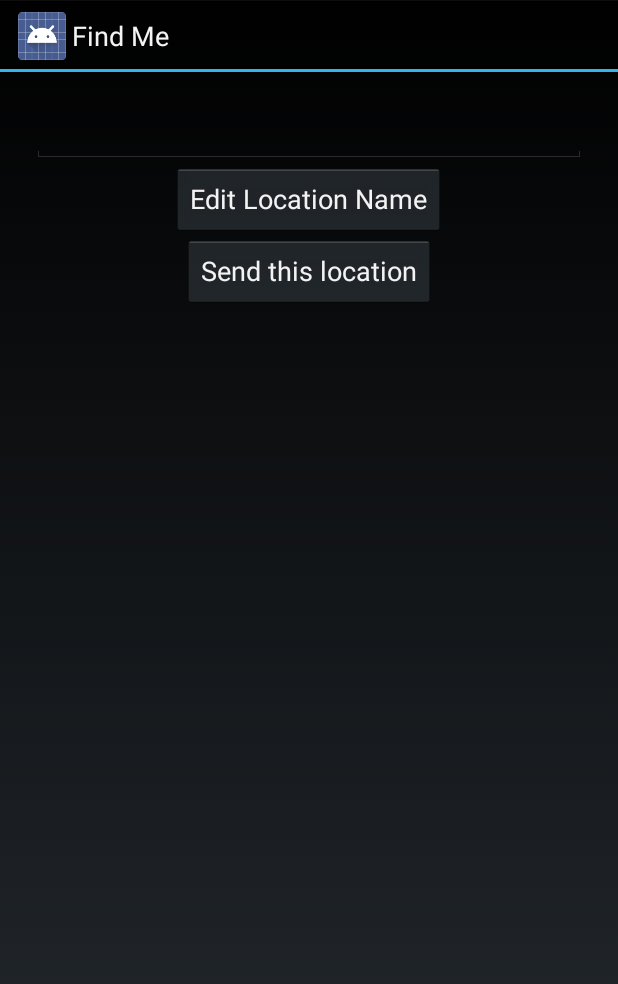
After one commit to stellasu/Find-Me, an Android app: the layout fragment_get_location_record_dialog.xml on its own in the app's theme, with its tools: preview values and no code run, on a phone screen of 412 x 824 dp. The commit adds this screen. Shown: the top 984 px of the screen. Run offline under Robolectric (Android 15) with nearby library versions, the phone set to English and light mode, and no system bars.

Commit message:
GetLocationRecordDialog

```diff
--- a/app/src/main/res/layout/activity_saved_location.xml
+++ b/app/src/main/res/layout/activity_saved_location.xml
@@ -10,7 +10,8 @@
         android:layout_width="wrap_content"
         android:layout_height="wrap_content"
         android:id="@+id/mainText"
-        android:text="Saved Locations" />
+        android:text="Saved Locations"
+        android:textStyle="bold"/>
 
     <ListView
         android:layout_width="wrap_content"
--- /dev/null
+++ b/app/src/main/res/layout/fragment_get_location_record_dialog.xml
@@ -0,0 +1,65 @@
+<RelativeLayout xmlns:android="http://schemas.android.com/apk/res/android"
+    xmlns:tools="http://schemas.android.com/tools"
+    android:layout_width="match_parent"
+    android:layout_height="match_parent"
+    android:paddingLeft="@dimen/activity_horizontal_margin"
+    android:paddingRight="@dimen/activity_horizontal_margin"
+    android:paddingTop="@dimen/activity_vertical_margin"
+    android:paddingBottom="@dimen/activity_vertical_margin"
+    tools:context="com.example.biyaosu.findme.GetLocationRecordDialog">
+
+    <LinearLayout
+        android:layout_width="match_parent"
+        android:layout_height="match_parent"
+        android:orientation="vertical"
+        android:layout_margin="5dp">
+
+        <EditText
+            android:layout_width="match_parent"
+            android:layout_height="wrap_content"
+            android:id="@+id/savedLocationName"
+            android:layout_gravity="center_horizontal"
+            android:enabled="false"/>
+
+        <LinearLayout
+            android:layout_width="match_parent"
+            android:layout_height="wrap_content"
+            android:orientation="horizontal"
+            android:paddingLeft="5dp"
+            android:paddingRight="5dp"
+            android:visibility="gone"
+            android:id="@+id/buttonContainer">
+
+            <Button
+                android:layout_width="wrap_content"
+                android:layout_height="wrap_content"
+                android:text="Cancel"
+                android:id="@+id/cancelEditNameButton"
+                android:layout_gravity="center_vertical"/>
+
+            <Button
+                android:layout_width="wrap_content"
+                android:layout_height="wrap_content"
+                android:text="Save"
+                android:id="@+id/saveEditNameButton"
+                android:layout_gravity="center_vertical"/>
+
+            </LinearLayout>
+
+        <Button
+            android:layout_width="wrap_content"
+            android:layout_height="wrap_content"
+            android:text="Edit Location Name"
+            android:id="@+id/enableEditButton"
+            android:layout_gravity="center_horizontal"/>
+
+        <Button
+            android:layout_width="wrap_content"
+            android:layout_height="wrap_content"
+            android:text="Send this location"
+            android:id="@+id/sendSavedLocationButton"
+            android:layout_gravity="center_horizontal"/>
+
+    </LinearLayout>
+
+</RelativeLayout>
--- a/app/src/main/res/layout/row_layout.xml
+++ b/app/src/main/res/layout/row_layout.xml
@@ -11,7 +11,7 @@
         android:padding="10dp"
         android:textSize="18sp"
         android:textStyle="bold"
-        android:textColor="#ff00ff"
+        android:textColor="#ff000000"
         android:layout_alignParentLeft="true"
         android:layout_centerVertical="true"
         android:visibility="gone"/>
@@ -23,7 +23,7 @@
         android:padding="10dp"
         android:textSize="18sp"
         android:textStyle="bold"
-        android:textColor="#ff00ff"
+        android:textColor="#ff000000"
         android:layout_toRightOf="@id/recordId"
         android:layout_centerVertical="true"/>
 
```
Also changed, not shown: app/src/main/java/com/example/biyaosu/findme/FMDataSource.java (+0 -14 lines), app/src/main/java/com/example/biyaosu/findme/GetLocationRecordDialog.java (added, +143 -0 lines), app/src/main/java/com/example/biyaosu/findme/SavedLocationActivity.java (+14 -3 lines).
